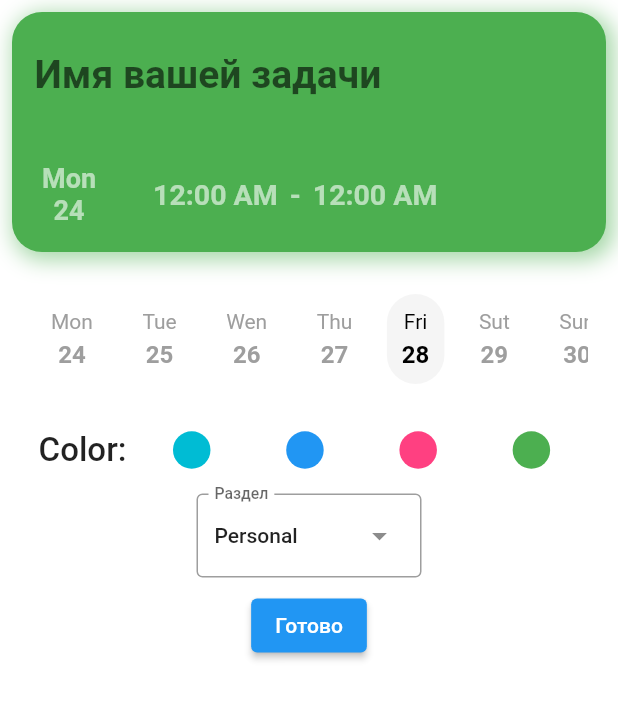
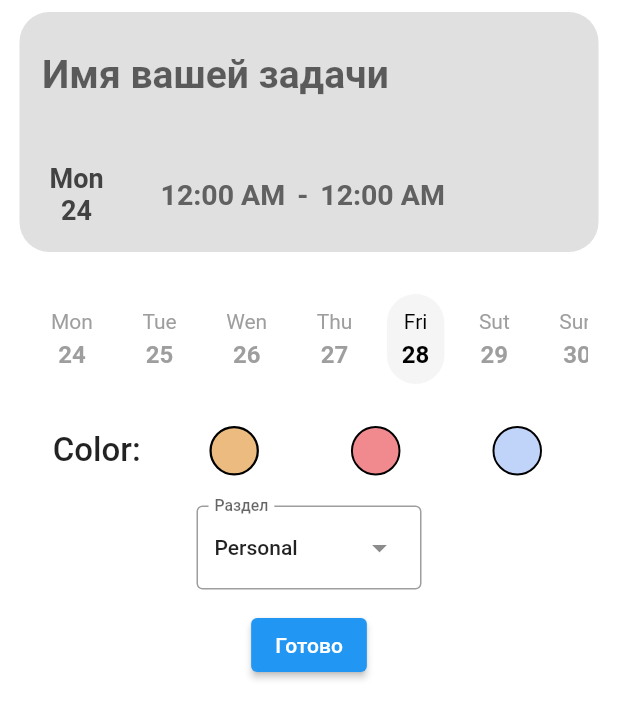
Before and after one commit to kola1332/task_manager, a Flutter app: the AddTask screen opened directly with sample values from the repository, on a phone screen of 412 x 824 dp. Shown: the top 719 px of the screen. Run offline on Flutter 3.47's test engine with Material 2 defaults, Android fonts, the phone set to English and light mode, and no system bars; our stand-ins replace dotted_border, flutter_bloc, get_it, timeline_tile.

Commit message:
change colors

```diff
--- a/lib/screens/task/add_task.dart
+++ b/lib/screens/task/add_task.dart
@@ -7,6 +7,7 @@ import 'package:task_manager/screens/detail/detail.dart';
 
 import '../../bloc/task_cubit.dart';
 import '../../bloc/task_state.dart';
+import '../../constants/colors.dart';
 import '../../models/task.dart';
 import '../detail/widgets/date_picker.dart';
 
@@ -25,7 +26,7 @@ class _AddTaskState extends State<AddTask> {
   late TimeOfDay time2;
   late Desk newDesk;
   String data = 'Имя вашей задачи';
-  Color colorTab = Colors.green;
+  Color colorTab = Colors.grey.shade300;
 
   void _selectTime() async {
     final TimeOfDay? newTime = await showTimePicker(
@@ -80,13 +81,13 @@ class _AddTaskState extends State<AddTask> {
       // Chapter chapter = Chapter(widget.task.title!);
       int indexChap = 0;
 
-      for (int i = 0;i < tasksList.length; i++ ) {
+      for (int i = 0; i < tasksList.length; i++) {
         if (tasksList[i].title != null) {
           tasksEntry.add(DropdownMenuEntry<Chapter>(
             value: Chapter(tasksList[i].title!),
             label: tasksList[i].title!,
           ));
-          if(widget.task.title == tasksList[i].title) {
+          if (widget.task.title == tasksList[i].title) {
             indexChap = i;
           }
         }
@@ -112,7 +113,10 @@ class _AddTaskState extends State<AddTask> {
         body: SafeArea(
           child: ListView(
             children: [
-              _buildPresentationContainer(context),
+              Padding(
+                padding: const EdgeInsets.symmetric(horizontal: 5),
+                child: _buildPresentationContainer(context),
+              ),
               // const SizedBox(height: 7),
               Container(
                   // height: 70,
@@ -128,7 +132,7 @@ class _AddTaskState extends State<AddTask> {
                     children: [
                       DatePicker(),
                       _buildColor(),
-                      const SizedBox(height: 5),
+                      const SizedBox(height: 12),
                       Row(
                         mainAxisAlignment: MainAxisAlignment.spaceAround,
                         children: [
@@ -144,7 +148,7 @@ class _AddTaskState extends State<AddTask> {
                               }),
                         ],
                       ),
-                      const SizedBox(height: 8),
+                      const SizedBox(height: 13),
                       ElevatedButton(
                         onPressed: () {
                           // ! FINISH
@@ -161,12 +165,12 @@ class _AddTaskState extends State<AddTask> {
                           if (newDesk.title == '') {
                             ScaffoldMessenger.of(context)
                                 .showSnackBar(errorTitle);
-                          // } else if (newDesk.chap == null) {
+                            // } else if (newDesk.chap == null) {
                             // ScaffoldMessenger.of(context)
                             //     .showSnackBar(errorChapter);
-                            } else if (newDesk.newTime == null) {
-                              ScaffoldMessenger.of(context)
-                                  .showSnackBar(errorTime);
+                          } else if (newDesk.newTime == null) {
+                            ScaffoldMessenger.of(context)
+                                .showSnackBar(errorTime);
                           } else {
                             newDesk.chap ??= tasksEntry[indexChap].value;
                             if (state is TaskStateLoaded) {
@@ -206,80 +210,103 @@ class _AddTaskState extends State<AddTask> {
         TextButton(
           onPressed: () {
             setState(() {
-              colorTab = Colors.cyan;
+              colorTab = kYellowLight;
             });
-            newDesk.bgColor = Colors.cyan;
+            newDesk.bgColor = kYellowLight;
+            newDesk.tlColor = kYellowDark;
           },
           child: Container(
-            height: 25,
-            width: 25,
+            height: 33,
+            width: 33,
             decoration: BoxDecoration(
-                color: Colors.cyan, borderRadius: BorderRadius.circular(50)),
+                color: kYellowDark,
+                borderRadius: BorderRadius.circular(50),
+                border: Border.all(
+                  color: Colors.black,
+                  width: 1.5,
+                )),
           ),
         ),
         TextButton(
           onPressed: () {
             setState(() {
-              colorTab = Colors.blue;
+              colorTab = kRedLight;
             });
-            newDesk.bgColor = Colors.blue;
+            newDesk.bgColor = kRedLight;
+            newDesk.tlColor = kRedDark;
           },
           child: Container(
-            height: 25,
-            width: 25,
+            height: 33,
+            width: 33,
             decoration: BoxDecoration(
-                color: Colors.blue, borderRadius: BorderRadius.circular(50)),
+                color: kRedDark,
+                borderRadius: BorderRadius.circular(50),
+                border: Border.all(
+                  color: Colors.black,
+                  width: 1.3,
+                )),
           ),
         ),
         TextButton(
           onPressed: () {
             setState(() {
-              colorTab = Colors.pinkAccent;
+              colorTab = kBlueLight;
             });
-            newDesk.bgColor = Colors.pinkAccent;
+            newDesk.bgColor = kBlueLight;
+            newDesk.tlColor = kBlueDark;
           },
           child: Container(
-            height: 25,
-            width: 25,
+            height: 33,
+            width: 33,
             decoration: BoxDecoration(
-                color: Colors.pinkAccent,
-                borderRadius: BorderRadius.circular(50)),
+                color: kBlueDark,
+                borderRadius: BorderRadius.circular(50),
+                border: Border.all(
+                  color: Colors.black,
+                  width: 1.3,
+                )),
           ),
         ),
-        TextButton(
-          onPressed: () {
-            setState(() {
-              colorTab = Colors.green;
-            });
-            newDesk.bgColor = Colors.green;
-          },
-          child: Container(
-            height: 25,
-            width: 25,
-            decoration: BoxDecoration(
-                color: Colors.green, borderRadius: BorderRadius.circular(50)),
-          ),
-        ),
+        // TextButton(
+        //   onPressed: () {
+        //     setState(() {
+        //       colorTab = Colors.green.shade100;
+        //     });
+        //     newDesk.bgColor = Colors.green.shade100;
+        //     newDesk.tlColor = Colors.green;
+        //   },
+        //   child: Container(
+        //     height: 33,
+        //     width: 33,
+        //     decoration: BoxDecoration(
+        //         color: Colors.green.shade100,
+        //         borderRadius: BorderRadius.circular(50),
+        //         border: Border.all(
+        //           color: Colors.black,
+        //           width: 1.3,
+        //         )),
+        //   ),
+        // ),
       ],
     );
   }
 
   AnimatedContainer _buildPresentationContainer(BuildContext context) {
     return AnimatedContainer(
-      duration: const Duration(seconds: 1),
+      duration: const Duration(milliseconds: 500),
       margin: const EdgeInsets.all(8),
       height: 160,
       decoration: BoxDecoration(
         color: colorTab,
         borderRadius: BorderRadius.circular(20),
-        boxShadow: [
-          BoxShadow(
-            color: colorTab.withOpacity(0.5),
-            spreadRadius: 2,
-            blurRadius: 12,
-            offset: const Offset(3, 3),
-          ),
-        ],
+        // boxShadow: [
+        //   BoxShadow(
+        //     color: colorTab.withOpacity(0.5),
+        //     spreadRadius: 2,
+        //     blurRadius: 12,
+        //     offset: const Offset(3, 3),
+        //   ),
+        // ],
       ),
       child: Column(
         mainAxisAlignment: MainAxisAlignment.spaceAround,
@@ -309,12 +336,12 @@ class _AddTaskState extends State<AddTask> {
             mainAxisAlignment: MainAxisAlignment.start,
             children: [
               const SizedBox(width: 20),
-              const Column(
+              Column(
                 children: [
                   Text(
                     'Mon',
                     style: TextStyle(
-                      color: Colors.white60,
+                      color: Colors.grey.shade800,
                       fontSize: 18,
                       fontWeight: FontWeight.bold,
                     ),
@@ -322,7 +349,7 @@ class _AddTaskState extends State<AddTask> {
                   Text(
                     '24',
                     style: TextStyle(
-                      color: Colors.white60,
+                      color: Colors.grey.shade800,
                       fontSize: 18,
                       fontWeight: FontWeight.bold,
                     ),
@@ -337,17 +364,17 @@ class _AddTaskState extends State<AddTask> {
                 },
                 child: Text(
                   time1.format(context),
-                  style: const TextStyle(
-                    color: Colors.white60,
+                  style: TextStyle(
+                    color: Colors.grey.shade700,
                     fontSize: 19,
                     fontWeight: FontWeight.bold,
                   ),
                 ),
               ),
-              const Text(
+              Text(
                 '-',
                 style: TextStyle(
-                  color: Colors.white60,
+                  color: Colors.grey.shade700,
                   fontSize: 19,
                   fontWeight: FontWeight.bold,
                 ),
@@ -359,8 +386,8 @@ class _AddTaskState extends State<AddTask> {
                 },
                 child: Text(
                   time2.format(context),
-                  style: const TextStyle(
-                    color: Colors.white60,
+                  style: TextStyle(
+                    color: Colors.grey.shade700,
                     fontSize: 19,
                     fontWeight: FontWeight.bold,
                   ),
```
